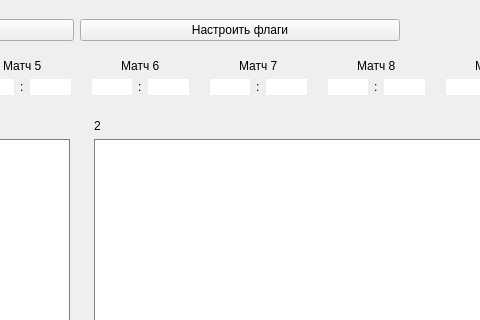
Old version of the form госты/untitled.ui in the repository Mednaceex/Stuff; both pictures show x 517 to 997 and y 0 to 320 of the 1204 by 881 pixel window.
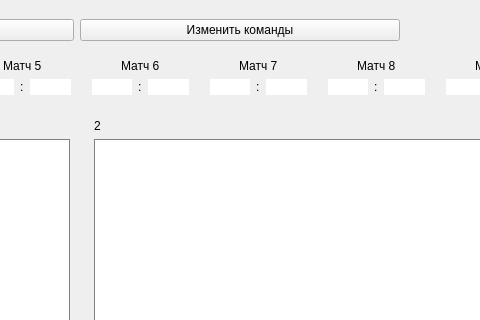
New version of the form.

```diff
--- a/госты/untitled.ui
+++ b/госты/untitled.ui
@@ -6510,7 +6510,7 @@
      <item>
       <widget class="QPushButton" name="Flags_Button">
        <property name="text">
-        <string>Настроить флаги</string>
+        <string>Изменить команды</string>
        </property>
       </widget>
      </item>
```
Left out of the diff: 2 changed lines with no effect on the pictures.
